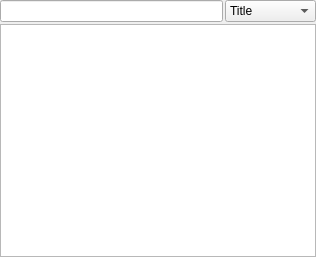
This is retroshare-gui/src/gui/common/GroupTreeWidget.ui in RetroShare/RetroShare as Qt 5 draws it before an edit. The edited form follows.
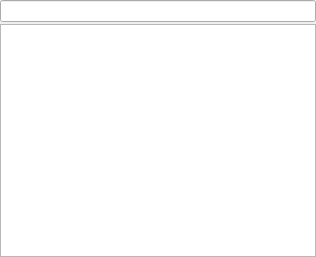
This is the edited form. Custom widgets are drawn as their Qt base class.

Commit message: Removed the filter comboboxes and replaced it with a menu in LineEditClear.

What changed in the file:
```diff
--- a/retroshare-gui/src/gui/common/GroupTreeWidget.ui
+++ b/retroshare-gui/src/gui/common/GroupTreeWidget.ui
@@ -18,38 +18,7 @@
     <number>0</number>
    </property>
    <item>
-    <layout class="QHBoxLayout" name="horizontalLayout">
-     <property name="spacing">
-      <number>2</number>
-     </property>
-     <item>
-      <widget class="LineEditClear" name="filterLineEdit">
-       <property name="toolTip">
-        <string>Enter a Keyword here</string>
-       </property>
-      </widget>
-     </item>
-     <item>
-      <widget class="QComboBox" name="filterCombo">
-       <property name="sizePolicy">
-        <sizepolicy hsizetype="Preferred" vsizetype="Preferred">
-         <horstretch>0</horstretch>
-         <verstretch>0</verstretch>
-        </sizepolicy>
-       </property>
-       <item>
-        <property name="text">
-         <string>Title</string>
-        </property>
-       </item>
-       <item>
-        <property name="text">
-         <string>Description</string>
-        </property>
-       </item>
-      </widget>
-     </item>
-    </layout>
+    <widget class="LineEditClear" name="filterLineEdit"/>
    </item>
    <item>
     <widget class="QTreeWidget" name="treeWidget">
```
Left out of the diff: 2 changed lines with no effect on the pictures. The commit also changes 17 other files.
